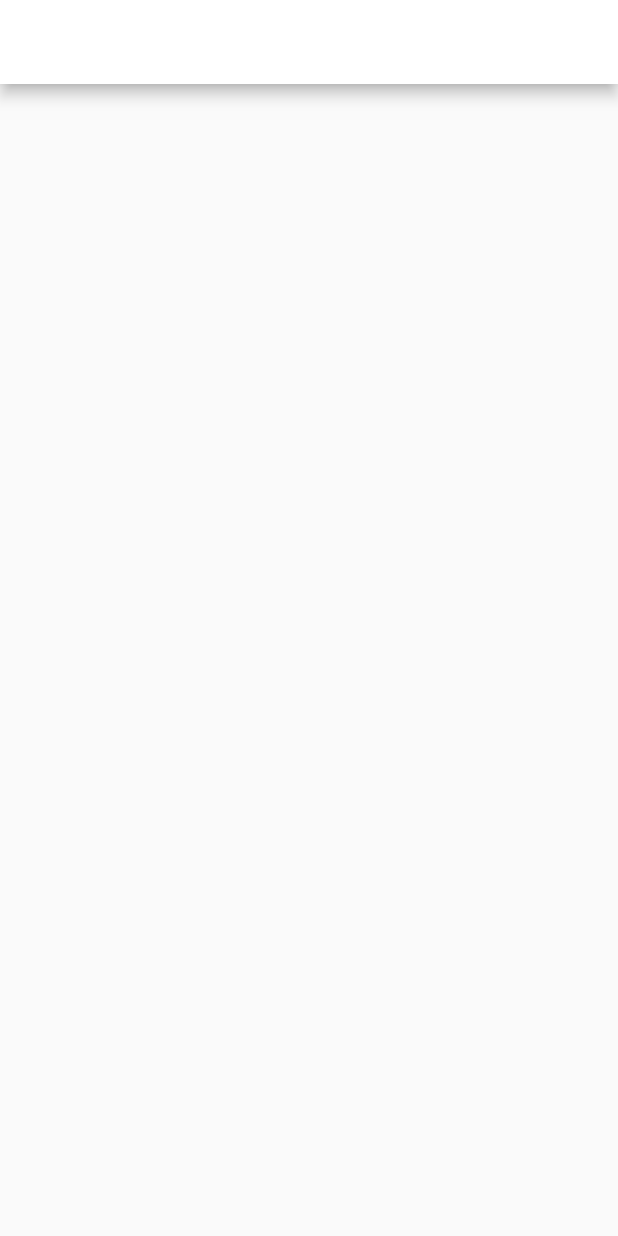
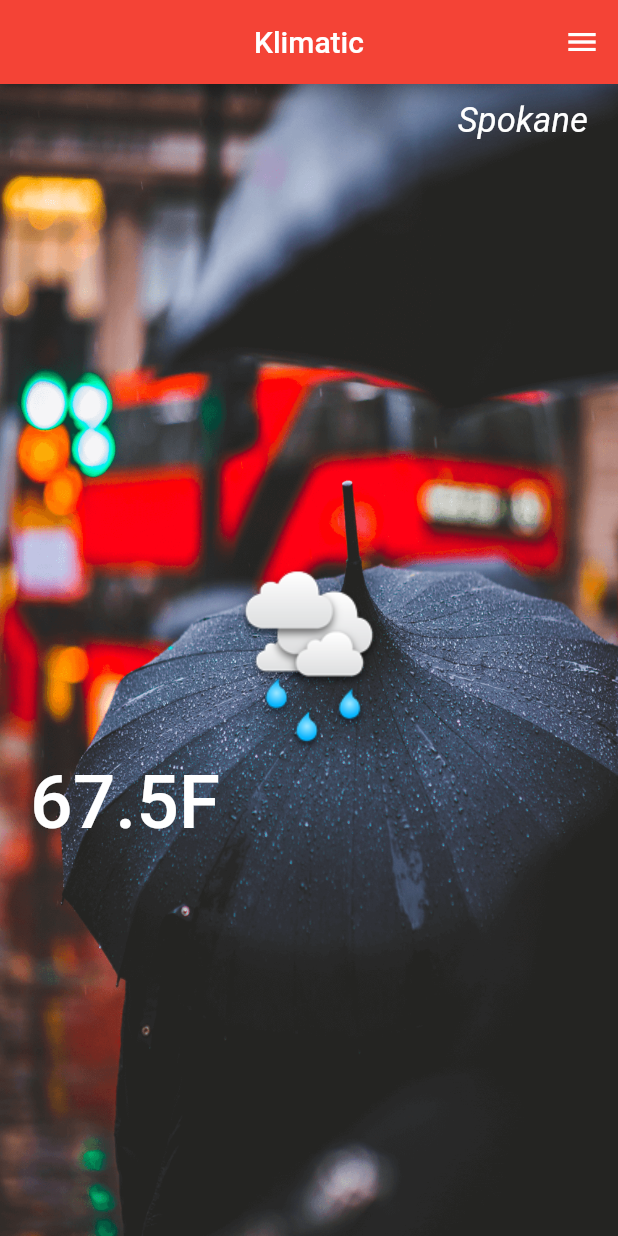
Before and after one commit to AsiriLRajapaksha/Klimatic-App-Assignment, a Flutter app: the screen it shows after launch, on a phone screen of 412 x 824 dp. Run offline on Flutter 3.47's test engine with Material 2 defaults, Android fonts, the phone set to English and light mode, and no system bars.

Commit message:
second commit

```diff
--- a/lib/klimatic/Klimatic.dart
+++ b/lib/klimatic/Klimatic.dart
@@ -11,8 +11,37 @@ class _KlimaticState extends State<Klimatic> {
     return new Scaffold(
       appBar: new AppBar(
         title: new Text("Klimatic"),
-        backgroundColor: Colors.white,
-        actions: <Widget>[],
+        centerTitle: true,
+        backgroundColor: Colors.red,
+        actions: <Widget>[
+          new IconButton(
+              icon: new Icon(Icons.menu),
+              onPressed: ()=>{debugPrint("hey")}
+              ),
+        ],
+      ),
+      body: new Stack(
+        children: <Widget>[
+          new Center(
+            child: new Image.asset('images/umbrella.png',
+            width: 500.0,
+            height: 1000.0,
+            fit: BoxFit.fill,),
+          ),
+          new Container(
+            alignment: Alignment.topRight,
+            margin: const EdgeInsets.fromLTRB(0.0, 10.9, 20.0, 0.0),
+            child: new Text("Spokane" , style : new TextStyle(color: Colors.white , fontSize: 23.0 , fontStyle: FontStyle.italic)),
+          ),
+          new Container(
+            alignment: Alignment.center,
+            child: new Image.asset('images/light_rain.png'),
+          ),
+          new Container(
+            margin: const EdgeInsets.fromLTRB(20.0, 450.0, 0.0, 0.0),
+            child : new Text("67.5F" , style: new TextStyle(color: Colors.white , fontSize: 50.0 , fontWeight: FontWeight.w500),),
+          )
+        ],
       ),
     );
   }
--- a/pubspec.yaml
+++ b/pubspec.yaml
@@ -44,6 +44,10 @@ flutter:
   # assets:
   #  - images/a_dot_burr.jpeg
   #  - images/a_dot_ham.jpeg
+  assets:
+    - images/light_rain.png
+    - images/umbrella.png
+    - images/white_snow.png
 
   # An image asset can refer to one or more resolution-specific "variants", see
   # https://flutter.dev/assets-and-images/#resolution-aware.
```
Also changed, not shown: images/light_rain.png (added), images/umbrella.png (added), images/white_snow.png (added).
